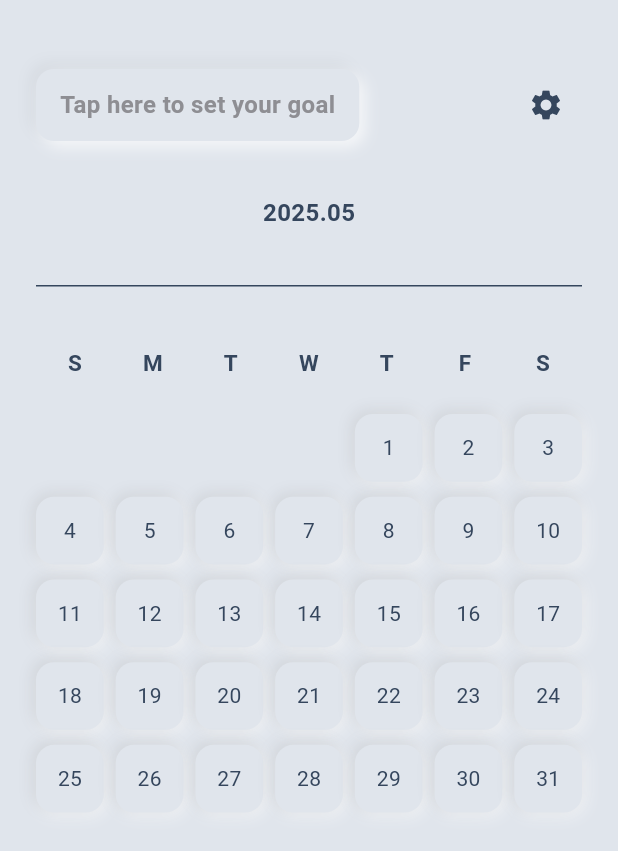
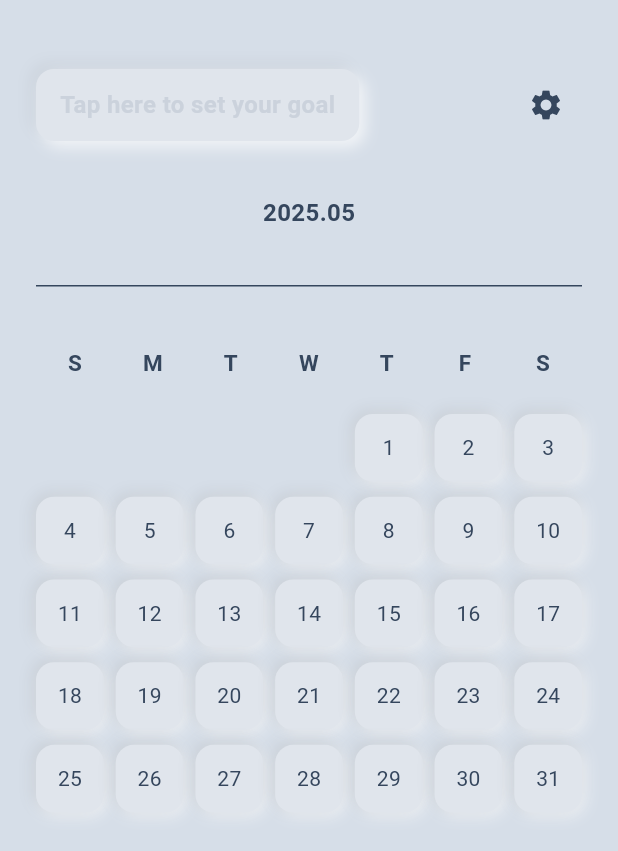
Before and after one commit to hayeonhee/haenaedda, a Flutter app: the screen it shows after launch, on a phone screen of 412 x 824 dp. Shown: the top 851 px of the screen. Run offline on Flutter 3.47's test engine with Material 3 defaults, Android fonts, the phone set to English and light mode, and no system bars; our stand-ins replace shared_preferences; generated files the repository leaves out were written again; Roboto replaces fonts that are missing (Pretendard).

Commit message:
feat: implement M3 surfaceContainer color hierarchy
- Define SurfaceContainerColors as a custom ThemeExtension
- Provide light and dark values separately
- Apply extension to ThemeData in light_theme and dark_theme
- Separate ColorScheme into light/dark-specific files
- Introduce app_theme.dart to manage global theme access
- Move NeumorphicDecoration to theme/decorations for clearer separation

```diff
--- a/lib/constants/app_theme.dart
+++ /dev/null
@@ -1,43 +0,0 @@
-import 'package:flutter/material.dart';
-import 'package:haenaedda/constants/app_colors.dart';
-
-final ThemeData lightTheme = ThemeData(
-  brightness: Brightness.light,
-  primaryColor: AppColors.primary,
-  scaffoldBackgroundColor: AppColors.background,
-  colorScheme: const ColorScheme(
-    brightness: Brightness.light,
-    primary: AppColors.primary,
-    onPrimary: AppColors.onPrimary,
-    secondary: AppColors.secondary,
-    onSecondary: AppColors.onSecondary,
-    background: AppColors.background,
-    onBackground: AppColors.onSurface,
-    surface: AppColors.surface,
-    onSurface: AppColors.onSurface,
-    error: AppColors.error,
-    onError: AppColors.onError,
-    outline: AppColors.hint,
-  ),
-  fontFamily: 'Pretendard',
-);
-
-final ThemeData darkTheme = ThemeData(
-  brightness: Brightness.dark,
-  primaryColor: AppColors.darkPrimary,
-  scaffoldBackgroundColor: AppColors.darkBackground,
-  colorScheme: const ColorScheme(
-    brightness: Brightness.dark,
-    primary: AppColors.darkPrimary,
-    onPrimary: AppColors.darkOnPrimary,
-    secondary: AppColors.darkSecondary,
-    onSecondary: AppColors.darkOnSecondary,
-    background: AppColors.darkBackground,
-    onBackground: AppColors.darkOnSurface,
-    surface: AppColors.darkSurface,
-    onSurface: AppColors.darkOnSurface,
-    error: AppColors.darkError,
-    onError: AppColors.darkOnError,
-  ),
-  fontFamily: 'Pretendard',
-);
--- a/lib/main.dart
+++ b/lib/main.dart
@@ -2,7 +2,7 @@ import 'package:flutter/material.dart';
 import 'package:flutter_localizations/flutter_localizations.dart';
 import 'package:provider/provider.dart';
 
-import 'package:haenaedda/constants/app_theme.dart';
+import 'package:haenaedda/theme/app_theme.dart';
 import 'package:haenaedda/gen_l10n/app_localizations.dart';
 import 'package:haenaedda/model/goal.dart';
 import 'package:haenaedda/provider/record_provider.dart';
@@ -58,9 +58,9 @@ class _HaenaeddaState extends State<Haenaedda> {
         );
       },
       title: 'HAENAEDDA — I did it',
-      theme: lightTheme,
-      darkTheme: darkTheme,
-      themeMode: ThemeMode.system,
+      theme: AppTheme.light,
+      darkTheme: AppTheme.dark,
+      themeMode: AppTheme.defaultMode,
       localizationsDelegates: const [
         AppLocalizations.delegate,
         GlobalMaterialLocalizations.delegate,
--- /dev/null
+++ b/lib/theme/app_theme.dart
@@ -0,0 +1,10 @@
+import 'package:flutter/material.dart';
+import 'package:haenaedda/theme/dark_theme.dart';
+import 'package:haenaedda/theme/light_theme.dart';
+
+class AppTheme {
+  static ThemeData get light => lightTheme;
+  static ThemeData get dark => darkTheme;
+
+  static ThemeMode get defaultMode => ThemeMode.system;
+}
--- /dev/null
+++ b/lib/theme/dark_theme.dart
@@ -0,0 +1,16 @@
+import 'package:flutter/material.dart';
+import 'package:haenaedda/theme/app_colors.dart';
+import 'package:haenaedda/theme/color_scheme_dark.dart';
+import 'package:haenaedda/theme/surface_container_colors_dark.dart';
+
+final ThemeData darkTheme = ThemeData(
+  brightness: Brightness.dark,
+  primaryColor: AppColors.darkPrimary,
+  colorScheme: darkColorScheme,
+  fontFamily: 'Pretendard',
+  scaffoldBackgroundColor: AppColors.darkSurfaceContainerLowest,
+  useMaterial3: true,
+  extensions: const [
+    darkSurfaceContainerColors,
+  ],
+);
--- a/lib/constants/neumorphic_theme.dart
+++ b/lib/theme/decorations/neumorphic_theme.dart
@@ -10,7 +10,7 @@ class NeumorphicTheme {
   /// - Looks pressed inward in light mode
   static BoxDecoration pressedBoxDecoration(BuildContext context) {
     return BoxDecoration(
-      color: Theme.of(context).colorScheme.background,
+      color: Theme.of(context).colorScheme.surface,
       borderRadius: BorderRadius.circular(12),
       boxShadow: [
         BoxShadow(
@@ -31,7 +31,7 @@ class NeumorphicTheme {
   /// - Looks raised outward in light mode
   static BoxDecoration raisedBoxDecoration(BuildContext context) {
     return BoxDecoration(
-      color: Theme.of(context).colorScheme.background,
+      color: Theme.of(context).colorScheme.surface,
       borderRadius: defaultBorderRadius,
       boxShadow: [
         BoxShadow(
@@ -50,7 +50,7 @@ class NeumorphicTheme {
 
   static BoxDecoration raisedTileBoxDecoration(BuildContext context) {
     return BoxDecoration(
-      color: Theme.of(context).colorScheme.background,
+      color: Theme.of(context).colorScheme.surface,
       borderRadius: BorderRadius.circular(16),
       boxShadow: [
         BoxShadow(
@@ -91,7 +91,7 @@ class NeumorphicTheme {
   /// Light mode decoration for unrecorded cells
   static BoxDecoration unrecordedCellDecoration(BuildContext context) {
     return BoxDecoration(
-      color: Theme.of(context).colorScheme.background,
+      color: Theme.of(context).colorScheme.surface,
       borderRadius: defaultBorderRadius,
       boxShadow: [
         BoxShadow(
--- /dev/null
+++ b/lib/theme/light_theme.dart
@@ -0,0 +1,15 @@
+import 'package:flutter/material.dart';
+import 'package:haenaedda/theme/app_colors.dart';
+import 'package:haenaedda/theme/color_scheme_light.dart';
+import 'package:haenaedda/theme/surface_container_colors_light.dart';
+
+final ThemeData lightTheme = ThemeData(
+  brightness: Brightness.light,
+  colorScheme: lightColorScheme,
+  fontFamily: 'Pretendard',
+  scaffoldBackgroundColor: AppColors.surfaceContainerLowest,
+  useMaterial3: true,
+  extensions: const [
+    lightSurfaceContainerColors,
+  ],
+);
--- a/lib/ui/goal_calendar/calendar_day_cell.dart
+++ b/lib/ui/goal_calendar/calendar_day_cell.dart
@@ -1,6 +1,6 @@
 import 'package:flutter/material.dart';
 
-import 'package:haenaedda/constants/neumorphic_theme.dart';
+import 'package:haenaedda/theme/decorations/neumorphic_theme.dart';
 
 class CalendarDayCell extends StatelessWidget {
   final DateTime cellDate;
--- a/lib/ui/goal_calendar/header_section/calendar_header_section.dart
+++ b/lib/ui/goal_calendar/header_section/calendar_header_section.dart
@@ -29,7 +29,7 @@ class _CalendarHeaderSectionState extends State<CalendarHeaderSection> {
 
   TextStyle get _goalTextStyle => TextStyle(
         fontSize: 16,
-        color: Theme.of(context).colorScheme.onBackground,
+        color: Theme.of(context).colorScheme.onSurface,
         fontWeight: FontWeight.bold,
       );
 
--- a/lib/ui/goal_calendar/header_section/goal_display_text.dart
+++ b/lib/ui/goal_calendar/header_section/goal_display_text.dart
@@ -1,6 +1,6 @@
 import 'package:flutter/material.dart';
 
-import 'package:haenaedda/constants/neumorphic_theme.dart';
+import 'package:haenaedda/theme/decorations/neumorphic_theme.dart';
 import 'package:haenaedda/gen_l10n/app_localizations.dart';
 import 'package:haenaedda/ui/settings/settings_button.dart';
 
--- a/lib/ui/goal_calendar/header_section/goal_edit_field.dart
+++ b/lib/ui/goal_calendar/header_section/goal_edit_field.dart
@@ -1,5 +1,5 @@
 import 'package:flutter/material.dart';
-import 'package:haenaedda/constants/neumorphic_theme.dart';
+import 'package:haenaedda/theme/decorations/neumorphic_theme.dart';
 
 class GoalEditField extends StatefulWidget {
   final double buttonHeight;
@@ -38,7 +38,7 @@ class _GoalEditFieldState extends State<GoalEditField> {
                 border: InputBorder.none,
                 contentPadding: EdgeInsets.zero,
               ),
-              cursorColor: Theme.of(context).colorScheme.onBackground,
+              cursorColor: Theme.of(context).colorScheme.onSurface,
             ),
           ),
         ),
--- a/lib/ui/goal_calendar/header_section/month_navigation_bar.dart
+++ b/lib/ui/goal_calendar/header_section/month_navigation_bar.dart
@@ -75,7 +75,7 @@ class _MonthNavigationBarState extends State<MonthNavigationBar> {
             IconButton(
               onPressed: _goToPreviousMonth,
               icon: const Icon(Icons.chevron_left),
-              color: Theme.of(context).colorScheme.onBackground,
+              color: Theme.of(context).colorScheme.onSurface,
               splashColor: Colors.transparent,
               highlightColor: Colors.transparent,
               hoverColor: Colors.transparent,
@@ -90,7 +90,7 @@ class _MonthNavigationBarState extends State<MonthNavigationBar> {
               child: Text(
                 '${_focusedDate.year}.${_focusedDate.month.toString().padLeft(2, '0')}',
                 style: TextStyle(
-                  color: Theme.of(context).colorScheme.onBackground,
+                  color: Theme.of(context).colorScheme.onSurface,
                   fontWeight: FontWeight.bold,
                   fontSize: 16,
                 ),
@@ -101,7 +101,7 @@ class _MonthNavigationBarState extends State<MonthNavigationBar> {
             IconButton(
               onPressed: _goToNextMonth,
               icon: const Icon(Icons.chevron_right),
-              color: Theme.of(context).colorScheme.onBackground,
+              color: Theme.of(context).colorScheme.onSurface,
               splashColor: Colors.transparent,
               highlightColor: Colors.transparent,
               hoverColor: Colors.transparent,
--- a/lib/ui/settings/neumorphic_settings_tile.dart
+++ b/lib/ui/settings/neumorphic_settings_tile.dart
@@ -1,5 +1,5 @@
 import 'package:flutter/material.dart';
-import 'package:haenaedda/constants/neumorphic_theme.dart';
+import 'package:haenaedda/theme/decorations/neumorphic_theme.dart';
 
 class NeumorphicSettingsTile extends StatelessWidget {
   final String title;
@@ -27,7 +27,7 @@ class NeumorphicSettingsTile extends StatelessWidget {
         child: DefaultTextStyle(
           style: TextStyle(
             fontSize: 16,
-            color: Theme.of(context).colorScheme.onBackground,
+            color: Theme.of(context).colorScheme.onSurface,
             fontWeight: FontWeight.bold,
           ),
           child: Text(title),
--- a/lib/ui/settings/settings_bottom_modal.dart
+++ b/lib/ui/settings/settings_bottom_modal.dart
@@ -9,7 +9,7 @@ class SettingsBottomModal extends StatelessWidget {
 
   @override
   Widget build(BuildContext context) {
-    final backgroundColor = Theme.of(context).colorScheme.background;
+    final backgroundColor = Theme.of(context).colorScheme.surface;
 
     return Stack(
       children: [
```
Also changed, not shown: lib/constants/app_colors.dart (deleted, +0 -33 lines), lib/theme/app_colors.dart (added, +55 -0 lines), lib/theme/color_scheme_dark.dart (added, +15 -0 lines), lib/theme/color_scheme_light.dart (added, +15 -0 lines), lib/theme/extensions/surface_container_colors.dart (added, +59 -0 lines), lib/theme/surface_container_colors_dark.dart (added, +10 -0 lines), lib/theme/surface_container_colors_light.dart (added, +10 -0 lines).
